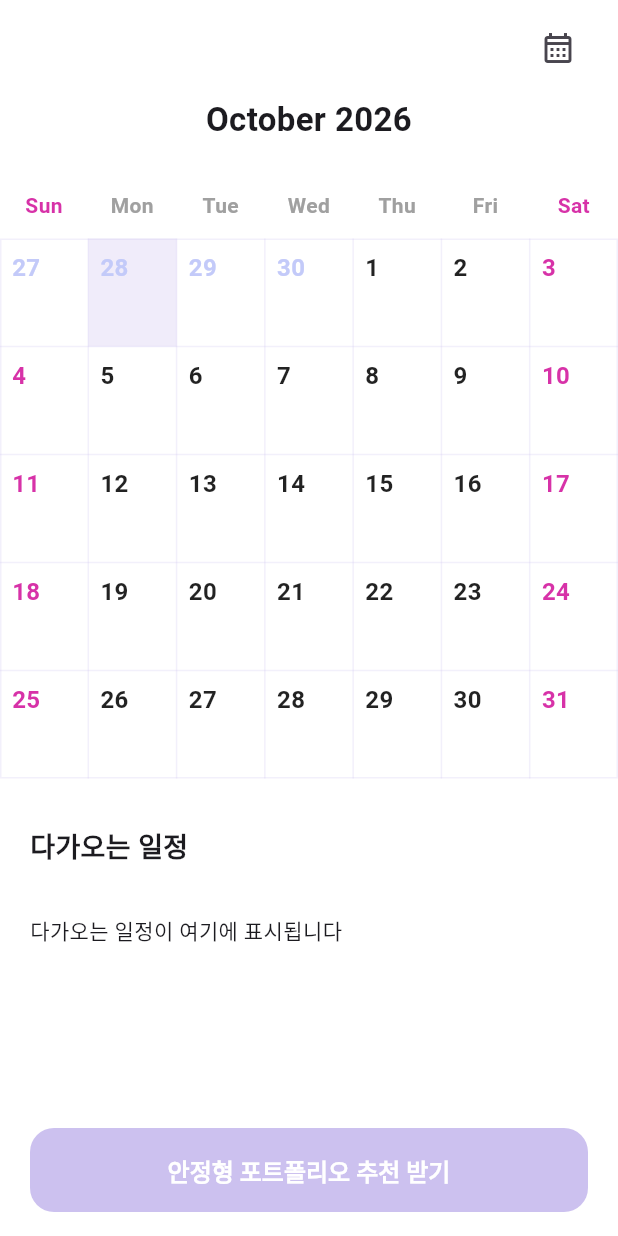
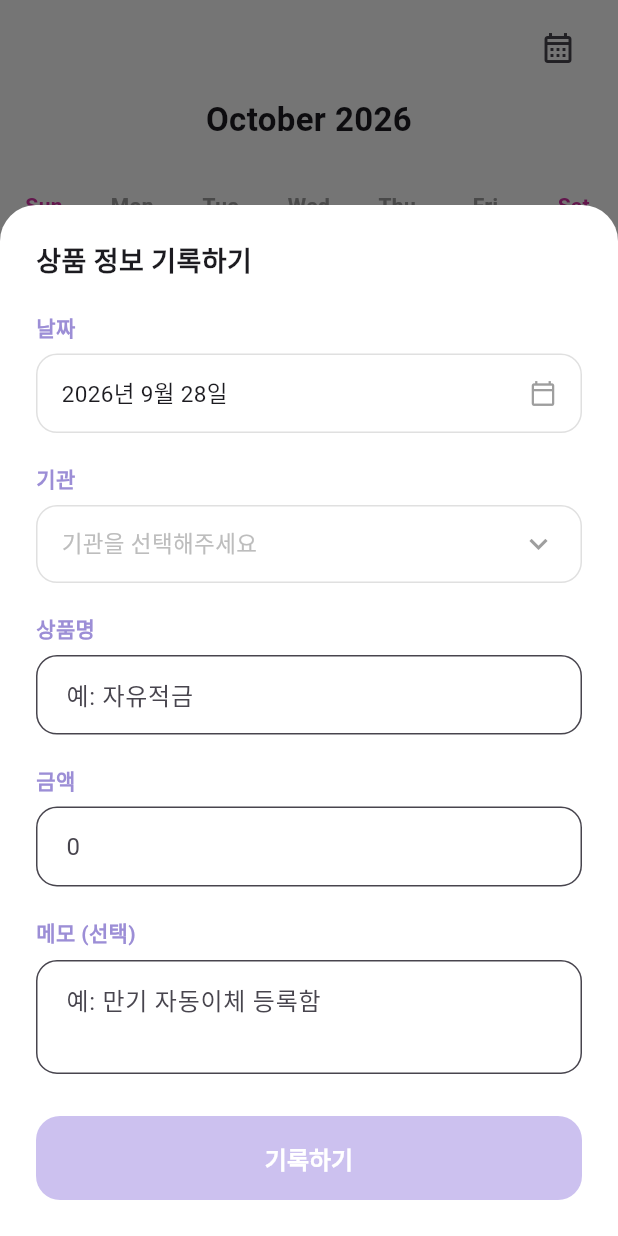
Before and after one commit to kakaotechcampus-4/ktc4-kyungpook-4, a Flutter app: the screen it shows after launch, after a tap on "28", on a phone screen of 412 x 824 dp. Run offline on Flutter 3.47's test engine with Material 3 defaults, Android fonts, the phone set to English and light mode, and no system bars; our stand-ins replace flutter_riverpod, go_router.

Commit message:
feat(frontend): 캘린더 날짜 클릭 시 상품 정보 직접 기록 기능 추가
날짜를 누르면 바텀시트로 기관/상품명/금액/메모를 입력해 기록할 수 있게
했다. 백엔드에 수동 등록 API가 없어 지금은 로컬 상태로만 보관하고,
"다가오는 일정" 목록에 서버 일정과 함께 날짜순으로 표시한다.

- product_entry_form.dart(신규): 입력 폼 본문. 바텀시트/풀스크린 어느
  컨테이너에도 넣을 수 있도록 특정 컨테이너에 의존하지 않게 만듦 - 입력
  항목이 늘어나 풀스크린으로 옮길 때 이 위젯은 그대로 두고 감싸는 틀만
  바꾸면 된다.
- manual_product_entry.dart / manual_entry_provider.dart(신규): MOCK -
  백엔드에 수동 등록 API(예: POST /portfolios/{id}/holdings)가 생기면
  add()만 API 호출로 바꾸면 된다.
- manual_entry_tile.dart(신규): "직접 기록" 태그 + 삭제 버튼이 붙은
  표시용 타일.
- calendar_screen.dart: 날짜 탭 시 바텀시트를 띄우고, 서버 일정과 직접
  기록한 항목을 날짜순으로 합쳐서 렌더링.

flutter run -d web-server로 직접 전체 흐름(입력/기록/삭제/검증 메시지)을
테스트함.

Co-Authored-By: Claude Sonnet 5 <noreply@anthropic.com>

```diff
--- /dev/null
+++ b/frontend/lib/models/manual_product_entry.dart
@@ -0,0 +1,22 @@
+/// 사용자가 캘린더에서 날짜를 눌러 직접 기록한 상품 정보 한 건.
+///
+/// 백엔드에 수동 등록용 API가 아직 없어 지금은 로컬 상태로만 보관한다
+/// (manual_entry_provider.dart 참고). API가 생기면 이 모델을 요청 바디로
+/// 직렬화하는 역할만 추가하면 된다.
+class ManualProductEntry {
+  final String id;
+  final DateTime date;
+  final String institutionName;
+  final String productName;
+  final int amount;
+  final String memo;
+
+  const ManualProductEntry({
+    required this.id,
+    required this.date,
+    required this.institutionName,
+    required this.productName,
+    required this.amount,
+    this.memo = '',
+  });
+}
--- /dev/null
+++ b/frontend/lib/providers/manual_entry_provider.dart
@@ -0,0 +1,25 @@
+import 'package:flutter_riverpod/flutter_riverpod.dart';
+
+import '../models/manual_product_entry.dart';
+
+/// MOCK: 캘린더에서 직접 기록한 상품 정보를 로컬 메모리에만 보관한다.
+/// 백엔드에 수동 등록 API(예: POST /portfolios/{id}/holdings)가 생기면
+/// add()에서 ApiClient 호출로 바꾸고, 목록은 서버 조회로 바꾸면 된다.
+/// 그 전까지는 앱을 새로고침하면 사라진다.
+class ManualEntryNotifier extends Notifier<List<ManualProductEntry>> {
+  @override
+  List<ManualProductEntry> build() => [];
+
+  void add(ManualProductEntry entry) {
+    state = [...state, entry];
+  }
+
+  void remove(String id) {
+    state = state.where((e) => e.id != id).toList();
+  }
+}
+
+final manualEntryProvider =
+    NotifierProvider<ManualEntryNotifier, List<ManualProductEntry>>(
+  ManualEntryNotifier.new,
+);
--- a/frontend/lib/screens/calendar/calendar_screen.dart
+++ b/frontend/lib/screens/calendar/calendar_screen.dart
@@ -2,10 +2,15 @@ import 'package:flutter/material.dart';
 import 'package:flutter_riverpod/flutter_riverpod.dart';
 import 'package:go_router/go_router.dart';
 
+import '../../models/calendar_event.dart';
+import '../../models/manual_product_entry.dart';
 import '../../providers/calendar_provider.dart';
+import '../../providers/manual_entry_provider.dart';
 import '../../router/app_router.dart';
+import '../../widgets/manual_entry_tile.dart';
 import '../../widgets/month_calendar_grid.dart';
 import '../../widgets/primary_button.dart';
+import '../../widgets/product_entry_form.dart';
 import '../../widgets/upcoming_event_tile.dart';
 
 const _monthNames = [
@@ -23,10 +28,42 @@ class CalendarScreen extends ConsumerStatefulWidget {
 class _CalendarScreenState extends ConsumerState<CalendarScreen> {
   late DateTime _selectedDate = DateTime.now();
 
+  void _openEntrySheet(DateTime date) {
+    showModalBottomSheet(
+      context: context,
+      isScrollControlled: true,
+      backgroundColor: Colors.white,
+      shape: const RoundedRectangleBorder(
+        borderRadius: BorderRadius.vertical(top: Radius.circular(24)),
+      ),
+      builder: (sheetContext) => Padding(
+        padding: EdgeInsets.only(
+          left: 24,
+          right: 24,
+          top: 24,
+          bottom: MediaQuery.of(sheetContext).viewInsets.bottom + 24,
+        ),
+        child: SingleChildScrollView(
+          child: ProductEntryForm(
+            initialDate: date,
+            onSubmit: (entry) {
+              ref.read(manualEntryProvider.notifier).add(entry);
+              Navigator.of(sheetContext).pop();
+              ScaffoldMessenger.of(context).showSnackBar(
+                const SnackBar(content: Text('상품 정보를 기록했어요.')),
+              );
+            },
+          ),
+        ),
+      ),
+    );
+  }
+
   @override
   Widget build(BuildContext context) {
     final today = DateTime.now();
     final eventsAsync = ref.watch(upcomingEventsProvider);
+    final manualEntries = ref.watch(manualEntryProvider);
 
     return Scaffold(
       body: SafeArea(
@@ -55,7 +92,10 @@ class _CalendarScreenState extends ConsumerState<CalendarScreen> {
             MonthCalendarGrid(
               month: today,
               highlightedDate: _selectedDate,
-              onDateSelected: (date) => setState(() => _selectedDate = date),
+              onDateSelected: (date) {
+                setState(() => _selectedDate = date);
+                _openEntrySheet(date);
+              },
             ),
             const Padding(
               padding: EdgeInsets.fromLTRB(20, 32, 20, 8),
@@ -65,14 +105,15 @@ class _CalendarScreenState extends ConsumerState<CalendarScreen> {
               ),
             ),
             eventsAsync.when(
-              data: (events) => events.isEmpty
-                  ? const Padding(
-                      padding: EdgeInsets.symmetric(horizontal: 20, vertical: 24),
-                      child: Text('다가오는 일정이 여기에 표시됩니다'),
-                    )
-                  : Column(
-                      children: [for (final event in events) UpcomingEventTile(event: event)],
-                    ),
+              data: (events) {
+                final tiles = _buildScheduleTiles(events, manualEntries);
+                return tiles.isEmpty
+                    ? const Padding(
+                        padding: EdgeInsets.symmetric(horizontal: 20, vertical: 24),
+                        child: Text('다가오는 일정이 여기에 표시됩니다'),
+                      )
+                    : Column(children: tiles);
+              },
               loading: () => const Padding(
                 padding: EdgeInsets.symmetric(vertical: 24),
                 child: Center(child: CircularProgressIndicator()),
@@ -96,4 +137,24 @@ class _CalendarScreenState extends ConsumerState<CalendarScreen> {
       ),
     );
   }
+
+  /// 서버에서 온 일정(확정 가입 상품)과 사용자가 직접 기록한 항목을
+  /// 날짜순으로 합쳐서 타일 위젯 목록으로 만든다.
+  List<Widget> _buildScheduleTiles(
+    List<CalendarEvent> events,
+    List<ManualProductEntry> manualEntries,
+  ) {
+    final items = <({DateTime date, Widget tile})>[
+      for (final event in events) (date: event.date, tile: UpcomingEventTile(event: event)),
+      for (final entry in manualEntries)
+        (
+          date: entry.date,
+          tile: ManualEntryTile(
+            entry: entry,
+            onDelete: () => ref.read(manualEntryProvider.notifier).remove(entry.id),
+          ),
+        ),
+    ]..sort((a, b) => a.date.compareTo(b.date));
+    return [for (final item in items) item.tile];
+  }
 }
--- /dev/null
+++ b/frontend/lib/widgets/product_entry_form.dart
@@ -0,0 +1,196 @@
+import 'package:flutter/material.dart';
+import 'package:flutter/services.dart';
+
+import '../data/bank_options.dart';
+import '../models/manual_product_entry.dart';
+import '../theme/app_colors.dart';
+import 'primary_button.dart';
+import 'searchable_select_field.dart';
+
+/// 상품 정보를 입력받는 폼 본문. 바텀시트 안에 넣을 수도, 전체 화면
+/// Scaffold의 body로 넣을 수도 있도록 특정 컨테이너(바텀시트/화면)에
+/// 의존하지 않는다 - 지금은 바텀시트에서 쓰고, 입력 항목이 늘어나면
+/// 이 위젯을 그대로 풀스크린 화면으로 옮기면 된다.
+class ProductEntryForm extends StatefulWidget {
+  final DateTime initialDate;
+  final ValueChanged<ManualProductEntry> onSubmit;
+  final VoidCallback? onCancel;
+
+  const ProductEntryForm({
+    super.key,
+    required this.initialDate,
+    required this.onSubmit,
+    this.onCancel,
+  });
+
+  @override
+  State<ProductEntryForm> createState() => _ProductEntryFormState();
+}
+
+class _ProductEntryFormState extends State<ProductEntryForm> {
+  late DateTime _date = widget.initialDate;
+  String _institutionName = '';
+  final _productNameController = TextEditingController();
+  final _amountController = TextEditingController();
+  final _memoController = TextEditingController();
+
+  @override
+  void dispose() {
+    _productNameController.dispose();
+    _amountController.dispose();
+    _memoController.dispose();
+    super.dispose();
+  }
+
+  Future<void> _pickDate() async {
+    final picked = await showDatePicker(
+      context: context,
+      initialDate: _date,
+      firstDate: DateTime(1900),
+      lastDate: DateTime(2200),
+    );
+    if (picked != null) setState(() => _date = picked);
+  }
+
+  void _submit() {
+    if (_institutionName.isEmpty) {
+      _showMissingFieldMessage('기관을 선택해주세요.');
+      return;
+    }
+    if (_productNameController.text.trim().isEmpty) {
+      _showMissingFieldMessage('상품명을 입력해주세요.');
+      return;
+    }
+    if ((int.tryParse(_amountController.text) ?? 0) <= 0) {
+      _showMissingFieldMessage('금액을 입력해주세요.');
+      return;
+    }
+    widget.onSubmit(
+      ManualProductEntry(
+        id: DateTime.now().microsecondsSinceEpoch.toString(),
+        date: _date,
+        institutionName: _institutionName,
+        productName: _productNameController.text.trim(),
+        amount: int.tryParse(_amountController.text) ?? 0,
+        memo: _memoController.text.trim(),
+      ),
+    );
+  }
+
+  void _showMissingFieldMessage(String message) {
+    ScaffoldMessenger.of(context).showSnackBar(
+      SnackBar(content: Text(message)),
+    );
+  }
+
+  @override
+  Widget build(BuildContext context) {
+    return Column(
+      mainAxisSize: MainAxisSize.min,
+      crossAxisAlignment: CrossAxisAlignment.start,
+      children: [
+        const Text(
+          '상품 정보 기록하기',
+          style: TextStyle(fontSize: 18, fontWeight: FontWeight.bold),
+        ),
+        const SizedBox(height: 20),
+        const _FieldLabel('날짜'),
+        const SizedBox(height: 8),
+        InkWell(
+          onTap: _pickDate,
+          borderRadius: BorderRadius.circular(14),
+          child: Container(
+            width: double.infinity,
+            padding: const EdgeInsets.symmetric(horizontal: 16, vertical: 14),
+            decoration: BoxDecoration(
+              color: Colors.white,
+              borderRadius: BorderRadius.circular(14),
+              border: Border.all(color: Colors.grey.shade300),
+            ),
+            child: Row(
+              children: [
+                Text(
+                  '${_date.year}년 ${_date.month}월 ${_date.day}일',
+                  style: const TextStyle(fontSize: 15),
+                ),
+                const Spacer(),
+                Icon(Icons.calendar_today_outlined,
+                    size: 18, color: Colors.grey.shade500),
+              ],
+            ),
+          ),
+        ),
+        const SizedBox(height: 20),
+        const _FieldLabel('기관'),
+        const SizedBox(height: 8),
+        SearchableSelectField(
+          hintText: '기관을 선택해주세요',
+          options: bankOptions,
+          selectedValues: _institutionName.isEmpty ? const [] : [_institutionName],
+          onSelect: (v) => setState(() => _institutionName = v),
+        ),
+        const SizedBox(height: 20),
+        const _FieldLabel('상품명'),
+        const SizedBox(height: 8),
+        TextField(
+          controller: _productNameController,
+          decoration: _fieldDecoration(hintText: '예: 자유적금'),
+        ),
+        const SizedBox(height: 20),
+        const _FieldLabel('금액'),
+        const SizedBox(height: 8),
+        TextField(
+          controller: _amountController,
+          keyboardType: TextInputType.number,
+          inputFormatters: [FilteringTextInputFormatter.digitsOnly],
+          decoration: _fieldDecoration(hintText: '0', suffixText: '원'),
+        ),
+        const SizedBox(height: 20),
+        const _FieldLabel('메모 (선택)'),
+        const SizedBox(height: 8),
+        TextField(
+          controller: _memoController,
+          maxLines: 2,
+          decoration: _fieldDecoration(hintText: '예: 만기 자동이체 등록함'),
+        ),
+        const SizedBox(height: 28),
+        PrimaryButton(
+          label: '기록하기',
+          onPressed: _submit,
+        ),
+      ],
+    );
+  }
+
+  InputDecoration _fieldDecoration({required String hintText, String? suffixText}) {
+    return InputDecoration(
+      hintText: hintText,
+      suffixText: suffixText,
+      filled: true,
+      fillColor: Colors.white,
+      contentPadding: const EdgeInsets.symmetric(horizontal: 16, vertical: 14),
+      border: OutlineInputBorder(
+        borderRadius: BorderRadius.circular(14),
+        borderSide: BorderSide(color: Colors.grey.shade300),
+      ),
+    );
+  }
+}
+
+class _FieldLabel extends StatelessWidget {
+  final String text;
+
+  const _FieldLabel(this.text);
+
+  @override
+  Widget build(BuildContext context) {
+    return Text(
+      text,
+      style: const TextStyle(
+        fontSize: 14,
+        fontWeight: FontWeight.w600,
+        color: AppColors.labelPurple,
+      ),
+    );
+  }
+}
```
Also changed, not shown: frontend/lib/widgets/manual_entry_tile.dart (added, +82 -0 lines).
